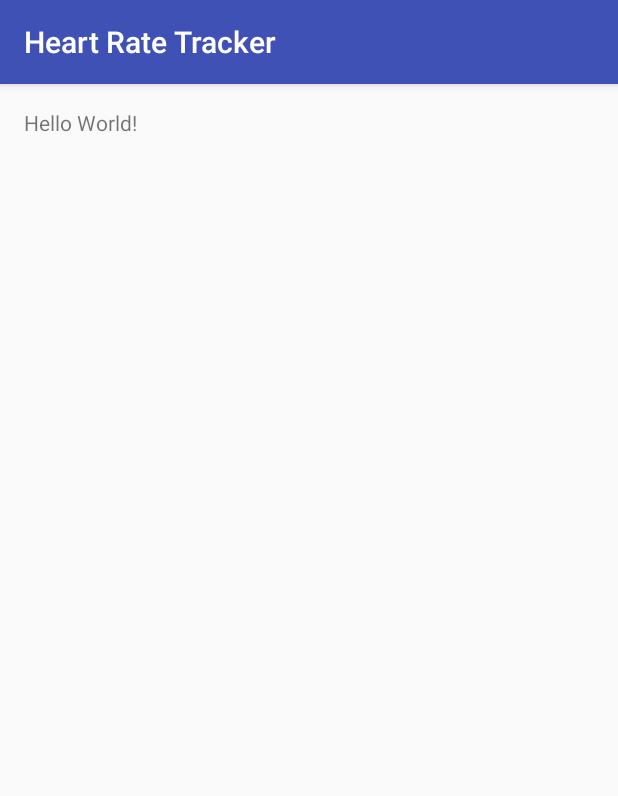
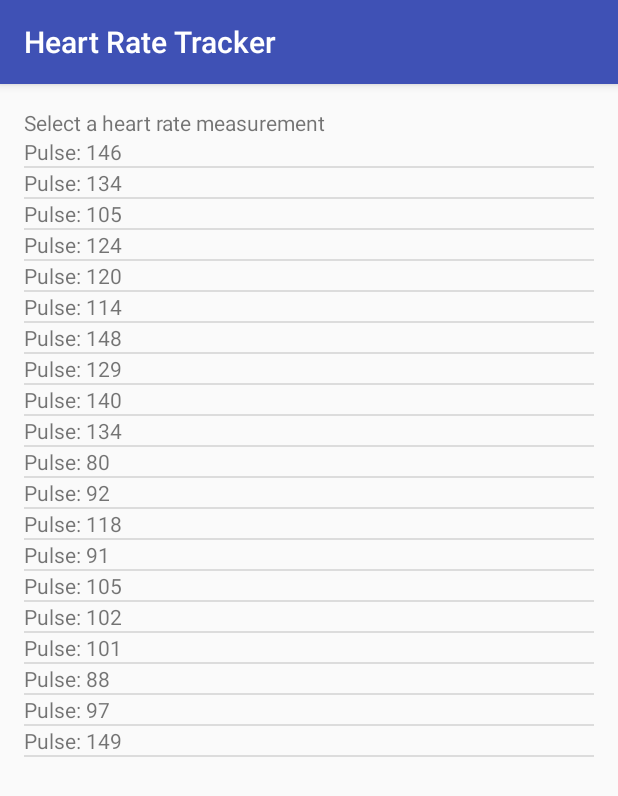
Before and after one commit to CIS-3334-Mobile-at-St-Scholastica/cis-3334-unit-5-heart-rate-jonbernhardt, an Android app: the screen it shows after launch (MainActivity), on a phone screen of 412 x 824 dp. Shown: the top 796 px of the screen. Run offline under Robolectric (Android 15) with nearby library versions, the phone set to English and light mode, and no system bars.

Commit message:
Added heart rate adapter

```diff
--- a/app/src/main/AndroidManifest.xml
+++ b/app/src/main/AndroidManifest.xml
@@ -1,6 +1,6 @@
 <?xml version="1.0" encoding="utf-8"?>
 <manifest xmlns:android="http://schemas.android.com/apk/res/android"
-    package="css.cis3334.heartratetracker">
+          package="css.cis3334.heartratetracker">
 
     <application
         android:allowBackup="true"
--- /dev/null
+++ b/app/src/main/java/css/cis3334/heartratetracker/HeartRateAdapter.java
@@ -0,0 +1,58 @@
+package css.cis3334.heartratetracker;
+
+        import android.app.Activity;
+        import android.content.Context;
+        import android.support.v4.content.ContextCompat;
+        import android.view.LayoutInflater;
+        import android.view.View;
+        import android.view.ViewGroup;
+        import android.widget.ArrayAdapter;
+        import android.widget.TextView;
+
+/**
+ * Created by Tom Gibbons in Feb 2017.
+ * For the CIS 3334 class at St. Scholastica
+ */
+
+public class HeartRateAdapter  extends ArrayAdapter<HeartRate> {
+
+    private final Context context;      // The activity calling this adapter
+    private HeartRateList hrList;       // The object holding the arraylist of hear rates
+
+    /**
+     *
+     * @param context The activity calling this adapter
+     * @param rowLayout The xml file defining the layout for one item or row in the list
+     * @param dummyTV the ID for a TextView in the row layout. Not used, but needed by the parent object
+     * @param hrList The object holding the arraylist of hear rates
+     */
+    public HeartRateAdapter(Context context, int rowLayout, int dummyTV, HeartRateList hrList) {
+        super(context, rowLayout, dummyTV, hrList.getList());
+        this.context = context;
+        this.hrList = hrList;
+    }
+
+    /**
+     * This is called automatically to display each item in the list.
+     *    Here you must fill the layout for one row or item in the list
+     *
+     * @param position index in the list that is being selected
+     * @param convertView
+     * @param parent The parent layout this list is in
+     * @return
+     */
+    @Override
+    public View getView(int position, View convertView, ViewGroup parent) {
+        //
+        LayoutInflater inflater = (LayoutInflater) context.getSystemService(Activity.LAYOUT_INFLATER_SERVICE);
+        View view = inflater.inflate(R.layout.heart_rate_row, null);
+        //get the heart rate we are displaying
+        HeartRate hr = hrList.getHeartRate(position);
+
+        TextView tvPulse=(TextView)view.findViewById(R.id.textViewPulse);
+        tvPulse.setText(hr.getPulse().toString());
+
+        return(view);
+    }
+
+}
--- a/app/src/main/java/css/cis3334/heartratetracker/MainActivity.java
+++ b/app/src/main/java/css/cis3334/heartratetracker/MainActivity.java
@@ -2,17 +2,41 @@ package css.cis3334.heartratetracker;
 
 import android.support.v7.app.AppCompatActivity;
 import android.os.Bundle;
+import android.view.View;
+import android.widget.AdapterView;
+import android.widget.ArrayAdapter;
+import android.widget.ListAdapter;
+import android.widget.ListView;
+import android.widget.TextView;
 
 public class MainActivity extends AppCompatActivity {
 
     HeartRateList heartRateList;        // The list of heart rate objects
+    ArrayAdapter<HeartRate> hrAdapter;  // The custom array adapter for displaying the heart rates in the list view
+    ListView lvHeartRates;              // The list view for the heart rates from the activity_mail.xml file
+    TextView tvSelect;                  // The text view for the selected rate the user clicks on from the activity_mail.xml file
 
     @Override
     protected void onCreate(Bundle savedInstanceState) {
         super.onCreate(savedInstanceState);
         setContentView(R.layout.activity_main);
 
+        lvHeartRates = (ListView) findViewById(R.id.lvHeartRateList);
+        tvSelect = (TextView) findViewById(R.id.tvSelectText);
+
         heartRateList = new HeartRateList();
         heartRateList.InitRandomElderly();
+
+        hrAdapter = new HeartRateAdapter(this, R.layout.heart_rate_row, R.id.textViewPulse, heartRateList);
+        hrAdapter.setDropDownViewResource(R.layout.heart_rate_row);
+        lvHeartRates.setAdapter(hrAdapter);
+
+        lvHeartRates.setOnItemClickListener(new AdapterView.OnItemClickListener() {
+            @Override
+            public void onItemClick(AdapterView<?> parent, final View view, int position, long id) {
+                HeartRate hr = (HeartRate) parent.getItemAtPosition(position);
+                tvSelect.setText("You selected: " + hr.toString());
+            }
+        });
     }
 }
--- a/app/src/main/res/layout/activity_main.xml
+++ b/app/src/main/res/layout/activity_main.xml
@@ -4,15 +4,21 @@
               android:id="@+id/activity_main"
               android:layout_width="match_parent"
               android:layout_height="match_parent"
+              android:orientation="vertical"
               android:paddingBottom="@dimen/activity_vertical_margin"
               android:paddingLeft="@dimen/activity_horizontal_margin"
               android:paddingRight="@dimen/activity_horizontal_margin"
               android:paddingTop="@dimen/activity_vertical_margin"
-    tools:context="css.cis3334.heartratetracker.MainActivity"
-    android:orientation="vertical">
+              tools:context="css.cis3334.heartratetracker.MainActivity">
 
     <TextView
+        android:id="@+id/tvSelectText"
         android:layout_width="wrap_content"
         android:layout_height="wrap_content"
-        android:text="Hello World!" />
+        android:text="Select a heart rate measurement"/>
+
+    <ListView
+        android:id="@+id/lvHeartRateList"
+        android:layout_width="match_parent"
+        android:layout_height="match_parent"/>
 </LinearLayout>
--- /dev/null
+++ b/app/src/main/res/layout/heart_rate_row.xml
@@ -0,0 +1,17 @@
+<?xml version="1.0" encoding="utf-8"?>
+<LinearLayout xmlns:android="http://schemas.android.com/apk/res/android"
+              android:orientation="horizontal" android:layout_width="match_parent"
+              android:layout_height="match_parent">
+
+    <TextView
+        android:text="Pulse: "
+        android:layout_width="wrap_content"
+        android:layout_height="wrap_content"
+        android:id="@+id/textView" />
+
+    <TextView
+        android:text="99.9"
+        android:layout_width="match_parent"
+        android:layout_height="wrap_content"
+        android:id="@+id/textViewPulse" />
+</LinearLayout>
--- a/settings.gradle
+++ b/settings.gradle
@@ -1 +1 @@
-include ':app'
+include ':app', ':hrate'
```
Lines whose indentation alone changed are shown as unchanged.
